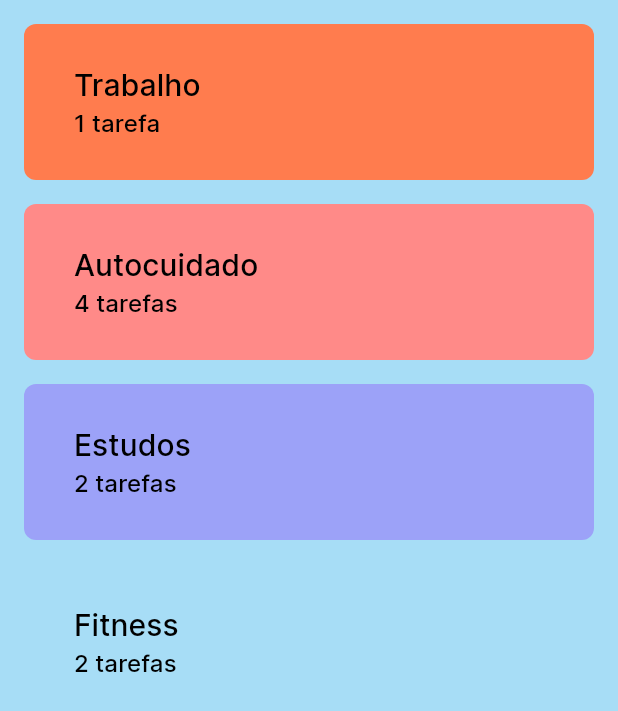
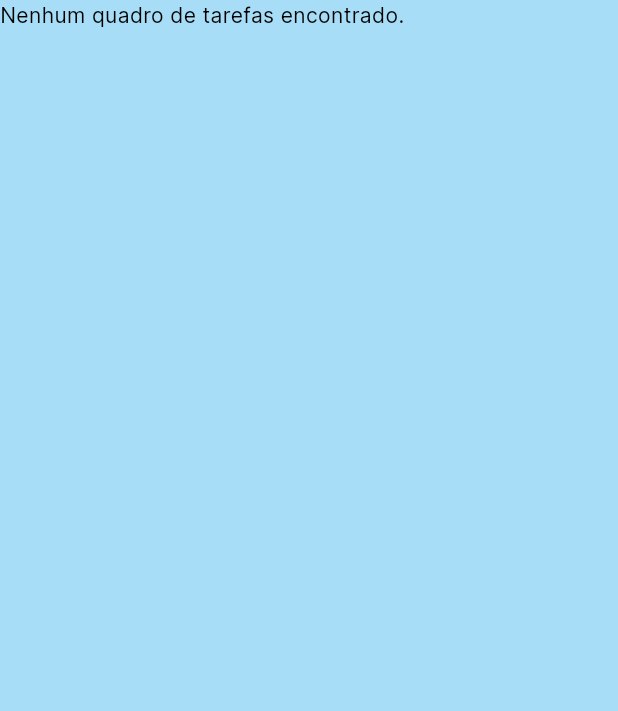
Before and after one commit to morgixin/planner, a Flutter app: the Boards widget shown alone on an empty page, opened directly, on a phone screen of 412 x 824 dp. Shown: the top 711 px of the screen. Run offline on Flutter 3.47's test engine with Material 3 defaults, Android fonts, the phone set to English and light mode, and no system bars; our stand-ins replace shared_preferences, sqflite; accounts and stored records are empty.

Commit message:
Committing changes before switching to dani_bd branch

```diff
--- a/lib/pages/widgets/Dashboard.dart
+++ b/lib/pages/widgets/Dashboard.dart
@@ -1,90 +1,111 @@
 import 'package:flutter/material.dart';
+import 'package:planner/pages/widgets/Dashboard.dart';
+import 'package:planner/controller/TaskController.dart';
 import 'package:planner/pages/DashboardTasks.dart';
 
+TaskPlannerController taskController = TaskPlannerController();
+
 Widget Boards() {
-  List<List<dynamic>> list = [
-    ['0', 'Trabalho'],
-    ['1', 'Autocuidado'],
-    ['2', 'Estudos'],
-    ['3', 'Fitness'],
-  ];
-
-  List<List<String>> taskList = [
-    ['0', 'Reunião de desenvolvimento', '10:00 - 11:00', 'Remoto'],
-    ['1', 'Reunião de planejamento', '10:00 - 11:00', 'Remoto'],
-    ['1', 'Reunião de asd', '10:00 - 11:00', 'Remoto'],
-    ['1', 'Reunião de wer', '10:00 - 11:00', 'Remoto'],
-    ['1', 'Reunião de qse', '10:00 - 11:00', 'Presencial'],
-    ['2', 'Reunião de suporte web', '10:00 - 11:00', 'Remoto'],
-    ['2', 'Reunião de suporte web', '10:00 - 11:00', 'Remoto'],
-    ['3', 'Aula de yoga', '10:00 - 11:00', 'Presencial'],
-    ['3', 'Aula de yoga', '10:00 - 11:00', 'Presencial'],
-  ];
-
-  return Center (
+  return FutureBuilder<List<Map<String, dynamic>>>(
+    future: taskController.getAllTaskBoards(),
+    builder: (context, snapshot) {
+      if (snapshot.connectionState == ConnectionState.waiting) {
+        return CircularProgressIndicator();
+      } else if (snapshot.hasError) {
+        return Text("Erro ao carregar dados.");
+      } else if (!snapshot.hasData || snapshot.data!.isEmpty) {
+        return Text("Nenhum quadro de tarefas encontrado.");
+      } else {
+        return Center(
           child: ListView.builder(
-      itemCount: list.length,
+            itemCount: snapshot.data!.length,
             itemBuilder: (context, index) {
               Color? colour;
-        switch (list[index][0]) {
-          case '0':
+              switch (snapshot.data![index]['color']) {
+                case 0:
                   colour = Theme.of(context).colorScheme.primary;
                   break;
-          case '1':
+                case 1:
                   colour = Theme.of(context).colorScheme.secondary;
                   break;
-          case '2':
+                case 2:
                   colour = Theme.of(context).colorScheme.tertiary;
                   break;
-          case '3':
+                case 3:
                   colour = Theme.of(context).colorScheme.surface;
                   break;
               }
 
               return Padding(
-          padding: const EdgeInsets.only(left:16, right:16, top:16),
+                padding: const EdgeInsets.only(left: 16, right: 16, top: 16),
                 child: Container(
                   decoration: BoxDecoration(
                     borderRadius: BorderRadius.circular(8),
                     color: colour,
                   ),
                   child: TextButton(
-              onPressed: () {
-                Navigator.push(context,
-                  MaterialPageRoute(builder: (context) => DashboardTasks(list: taskList.where((e) => e[0] == index.toString()).toList(), name: list[index][1]))
+                    onPressed: () async {
+                      int boardId = snapshot.data![index]['id'];
+                      List<Map<String, dynamic>> taskList = await taskController
+                          .getTasksByBoardId(boardId.toString());
+                      Navigator.push(
+                        context,
+                        MaterialPageRoute(
+                          builder: (context) => DashboardTasks(
+                            list: [snapshot.data![index]],
+                            name: snapshot.data![index]['name'],
+                            taskList: taskList
+                                .map((task) => task['title'].toString())
+                                .toList(),
+                          ),
+                        ),
                       );
                     },
-              child: Board(list[index],
-                taskList.where((element) => element[0] == index.toString()).toList(),
-              context)),
+                    child: Board(snapshot.data![index], context),
+                  ),
+                ),
+              );
+            },
           ),
         );
       }
-    ),
+    },
   );
 }
 
-Widget Board(List<dynamic> list, List<List<String>> taskList, context) {
-  String boardLength = taskList.length.toString();
+Widget Board(Map<String, dynamic> board, context) {
+  String boardLength =
+      '0'; // Defina boardLength com base nos dados do banco de dados.
 
   return Column(
     children: [
       SizedBox(
-        width: MediaQuery.of(context).size.width*0.8,
+        width: MediaQuery.of(context).size.width * 0.8,
         child: Padding(
           padding: const EdgeInsets.symmetric(horizontal: 8, vertical: 18),
           child: Column(
             mainAxisAlignment: MainAxisAlignment.start,
             crossAxisAlignment: CrossAxisAlignment.start,
             children: [
-              Text(list[1], style: const TextStyle(
-                  fontFamily: 'Inter', fontWeight: FontWeight.w500, fontSize: 20, color: Colors.black
-                ),),
+              Text(
+                board['name'],
+                style: const TextStyle(
+                  fontFamily: 'Inter',
+                  fontWeight: FontWeight.w500,
+                  fontSize: 20,
+                  color: Colors.black,
+                ),
+              ),
               if (boardLength != '1')
-                Text("$boardLength tarefas", style: TextStyle(fontSize: 16, color: Colors.black),)
+                Text(
+                  "$boardLength tarefas",
+                  style: TextStyle(fontSize: 16, color: Colors.black),
+                )
               else
-                Text("$boardLength tarefa", style: TextStyle(fontSize: 16, color: Colors.black),)
-
+                Text(
+                  "$boardLength tarefa",
+                  style: TextStyle(fontSize: 16, color: Colors.black),
+                ),
             ],
           ),
         ),
```
Also changed, not shown: lib/controller/TaskController.dart (+7 -4 lines), lib/pages/DashboardTasks.dart (+57 -20 lines), lib/pages/Home.dart (+55 -19 lines), lib/pages/widgets/NewEvent.dart (+107 -41 lines). Lines whose indentation alone changed are shown as unchanged.
